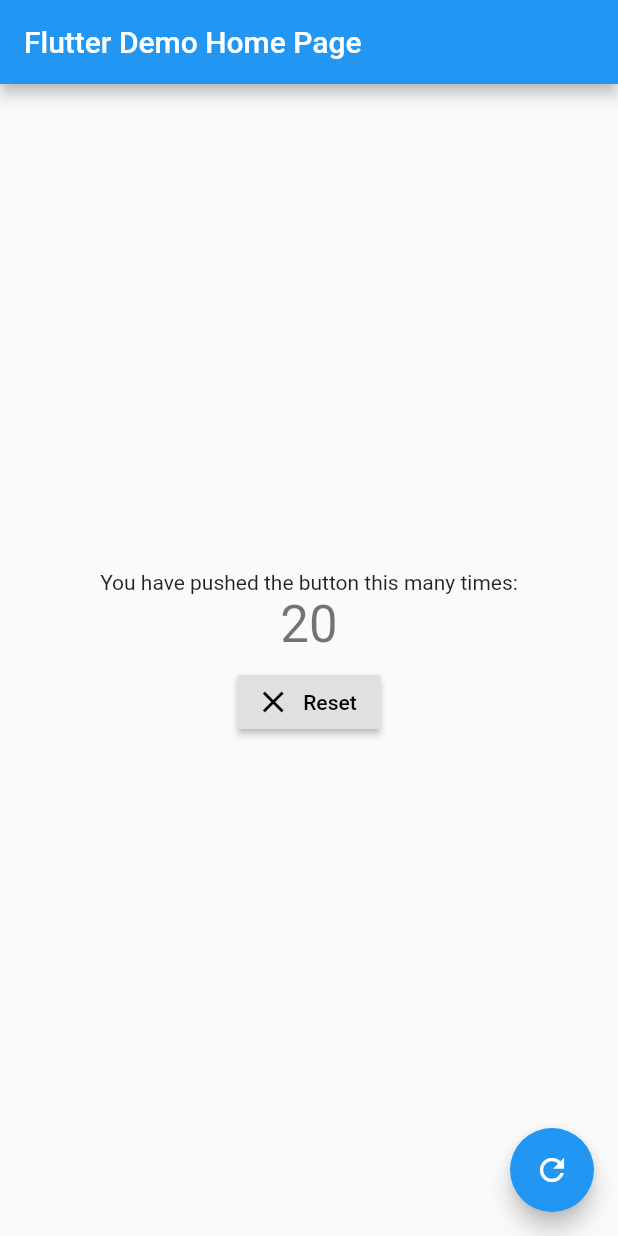
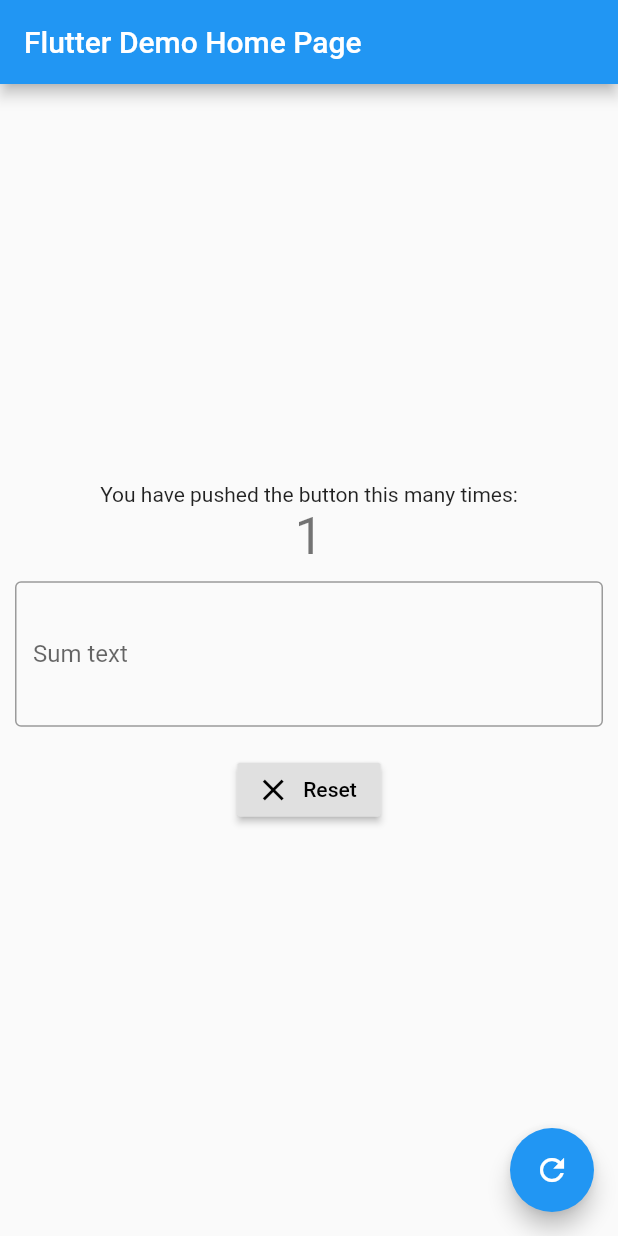
Before and after one commit to PawelRaciborski/rss_reader, a Flutter app: the screen it shows after launch, after a tap on the "refresh" icon, on a phone screen of 412 x 824 dp. Run offline on Flutter 3.47's test engine with Material 2 defaults, Android fonts, the phone set to English and light mode, and no system bars.

Commit message:
Basic viewmodel

```diff
--- a/lib/view/home_page.dart
+++ b/lib/view/home_page.dart
@@ -1,19 +1,8 @@
-import 'dart:math';
-
 import 'package:flutter/material.dart';
+import 'package:rss_reader/viewmodel/home_page_view_model.dart';
 
 class HomePage extends StatefulWidget {
   HomePage({Key key, this.title}) : super(key: key);
-
-  // This widget is the home page of your application. It is stateful, meaning
-  // that it has a State object (defined below) that contains fields that affect
-  // how it looks.
-
-  // This class is the configuration for the state. It holds the values (in this
-  // case the title) provided by the parent (in this case the App widget) and
-  // used by the build method of the State. Fields in a Widget subclass are
-  // always marked "final".
-
   final String title;
 
   @override
@@ -21,13 +10,14 @@ class HomePage extends StatefulWidget {
 }
 
 class _HomePageState extends State<HomePage> {
-  int _counter = 0;
-  final random = Random();
+  final _viewModel = HomePageViewModel();
 
   void _incrementCounter() {
-    setState(() {
-      _counter = _counter + random.nextInt(100);
-    });
+    _viewModel.onAdd();
+  }
+
+  void _reset() {
+    _viewModel.onReset();
   }
 
   @override
@@ -36,16 +26,35 @@ class _HomePageState extends State<HomePage> {
       appBar: new AppBar(
         title: new Text(widget.title),
       ),
-      body: new Center(
+      body: SafeArea(
+        top: false,
+        bottom: false,
+        child: new Center(
           child: new Column(
             mainAxisAlignment: MainAxisAlignment.center,
             children: <Widget>[
               const Text(
                 'You have pushed the button this many times:',
               ),
-            Text(
-              '$_counter',
+              StreamBuilder<int>(
+                stream: _viewModel.counterValue,
+                builder: (context, snapshot) {
+                  return Text(
+                    '${snapshot.data ?? 0}',
                     style: Theme.of(context).textTheme.display1,
+                  );
+                },
+              ),
+              Padding(
+                child: TextFormField(
+                  decoration: const InputDecoration(
+                    border: OutlineInputBorder(),
+                    hintText: 'What\'s up, mate?',
+                    labelText: 'Sum text',
+                  ),
+                  maxLines: 3,
+                ),
+                padding: EdgeInsets.all(10.0),
               ),
               ButtonBar(
                 alignment: MainAxisAlignment.center,
@@ -62,6 +71,7 @@ class _HomePageState extends State<HomePage> {
             ],
           ),
         ),
+      ),
       floatingActionButton: new FloatingActionButton(
         onPressed: _incrementCounter,
         tooltip: 'Increment',
@@ -69,10 +79,4 @@ class _HomePageState extends State<HomePage> {
       ),
     );
   }
-
-  void _reset() {
-    setState(() {
-      _counter = 0;
-    });
 }
-}
--- /dev/null
+++ b/lib/viewmodel/home_page_view_model.dart
@@ -0,0 +1,27 @@
+import 'dart:async';
+
+class HomePageViewModel {
+  int _counter = 0;
+
+  Stream<int> get counterValue => _counterStreamController.stream;
+
+  final _counterStreamController = StreamController<int>.broadcast();
+
+  HomePageViewModel() {
+    _counterStreamController.add(_counter);
+  }
+
+  Future<void> onReset() async {
+    // simulate processing time
+    _counter = await Future.delayed(Duration(seconds: 1), () => 0);
+    _counterStreamController.add(_counter);
+  }
+
+  Future<void> onAdd() async {
+    // simulate processing time
+    _counter = await Future.delayed(Duration(seconds: 1), () => _counter + 1);
+    _counterStreamController.add(_counter);
+  }
+
+  void dispose() => _counterStreamController.close();
+}
```
Lines whose indentation alone changed are shown as unchanged.
